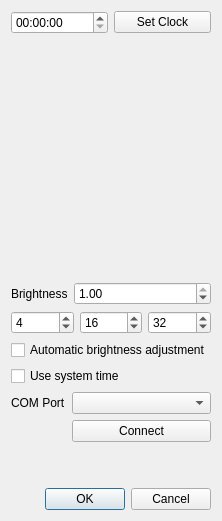
Qt form Software/PyClockSetup/pyclocksetup.ui (kuellenberg/7-Segment-RGB-Clock) before a commit.
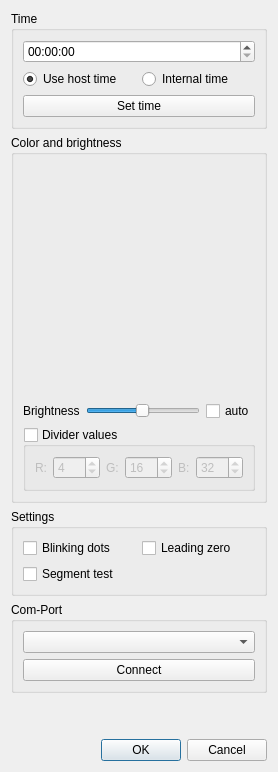
The same form after that commit. Custom widgets are drawn as their Qt base class.

```diff
--- a/Software/PyClockSetup/pyclocksetup.ui
+++ b/Software/PyClockSetup/pyclocksetup.ui
@@ -6,8 +6,8 @@
    <rect>
     <x>0</x>
     <y>0</y>
-    <width>218</width>
-    <height>519</height>
+    <width>249</width>
+    <height>703</height>
    </rect>
   </property>
   <property name="minimumSize">
@@ -25,9 +25,19 @@
   <property name="windowTitle">
    <string>PyClockSetup</string>
   </property>
-  <layout class="QVBoxLayout" name="verticalLayout" stretch="0,0,0,0,0,0,0,0,1,0">
+  <layout class="QVBoxLayout" name="verticalLayout" stretch="0,0,0,0,0,0">
    <item>
-    <layout class="QHBoxLayout" name="horizontalLayout">
+    <widget class="QGroupBox" name="groupBox">
+     <property name="minimumSize">
+      <size>
+       <width>0</width>
+       <height>0</height>
+      </size>
+     </property>
+     <property name="title">
+      <string>Time</string>
+     </property>
+     <layout class="QVBoxLayout" name="verticalLayout_5">
      <item>
       <widget class="QTimeEdit" name="timeEdit">
        <property name="displayFormat">
@@ -38,15 +48,43 @@
        </property>
       </widget>
      </item>
+      <item>
+       <layout class="QHBoxLayout" name="horizontalLayout">
+        <item>
+         <widget class="QRadioButton" name="useSystemTime">
+          <property name="text">
+           <string>Use host time</string>
+          </property>
+          <property name="checked">
+           <bool>true</bool>
+          </property>
+         </widget>
+        </item>
+        <item>
+         <widget class="QRadioButton" name="useInternalTime">
+          <property name="text">
+           <string>Internal time</string>
+          </property>
+         </widget>
+        </item>
+       </layout>
+      </item>
      <item>
       <widget class="QPushButton" name="setClockButton">
        <property name="text">
-        <string>Set Clock</string>
+         <string>Set time</string>
        </property>
       </widget>
      </item>
     </layout>
+    </widget>
    </item>
+   <item>
+    <widget class="QGroupBox" name="groupBox_2">
+     <property name="title">
+      <string>Color and brightness</string>
+     </property>
+     <layout class="QVBoxLayout" name="verticalLayout_6">
    <item>
     <widget class="ColorPicker" name="cp">
      <property name="minimumSize">
@@ -62,58 +100,76 @@
    </item>
    <item>
     <widget class="QLabel" name="colorLabel">
-     <property name="sizePolicy">
-      <sizepolicy hsizetype="Preferred" vsizetype="Maximum">
-       <horstretch>0</horstretch>
-       <verstretch>0</verstretch>
-      </sizepolicy>
-     </property>
      <property name="minimumSize">
       <size>
        <width>0</width>
-       <height>30</height>
+          <height>25</height>
       </size>
      </property>
      <property name="text">
       <string/>
      </property>
-     <property name="alignment">
-      <set>Qt::AlignLeading|Qt::AlignLeft|Qt::AlignVCenter</set>
-     </property>
     </widget>
    </item>
    <item>
-    <layout class="QFormLayout" name="formLayout_4">
-     <item row="0" column="0">
+       <layout class="QHBoxLayout" name="horizontalLayout_6">
+        <item>
       <widget class="QLabel" name="label_2">
        <property name="text">
         <string>Brightness</string>
        </property>
       </widget>
      </item>
-     <item row="0" column="1">
-      <widget class="QDoubleSpinBox" name="brightness">
-       <property name="decimals">
-        <number>2</number>
-       </property>
+        <item>
+         <widget class="QSlider" name="brightnessSlider">
        <property name="minimum">
-        <double>0.000000000000000</double>
+           <number>1</number>
        </property>
        <property name="maximum">
-        <double>1.000000000000000</double>
-       </property>
-       <property name="singleStep">
-        <double>0.100000000000000</double>
-       </property>
-       <property name="value">
-        <double>1.000000000000000</double>
+           <number>100</number>
+          </property>
+          <property name="sliderPosition">
+           <number>50</number>
+          </property>
+          <property name="orientation">
+           <enum>Qt::Horizontal</enum>
+          </property>
+         </widget>
+        </item>
+        <item>
+         <widget class="QCheckBox" name="autoBrightness">
+          <property name="sizePolicy">
+           <sizepolicy hsizetype="Minimum" vsizetype="Fixed">
+            <horstretch>0</horstretch>
+            <verstretch>0</verstretch>
+           </sizepolicy>
+          </property>
+          <property name="text">
+           <string>auto</string>
        </property>
       </widget>
      </item>
     </layout>
    </item>
    <item>
-    <layout class="QHBoxLayout" name="horizontalLayout_2">
+       <widget class="QGroupBox" name="groupBox_5">
+        <property name="title">
+         <string>Divider values</string>
+        </property>
+        <property name="checkable">
+         <bool>true</bool>
+        </property>
+        <property name="checked">
+         <bool>false</bool>
+        </property>
+        <layout class="QHBoxLayout" name="horizontalLayout_8">
+         <item>
+          <widget class="QLabel" name="label_4">
+           <property name="text">
+            <string>R:</string>
+           </property>
+          </widget>
+         </item>
      <item>
       <widget class="QSpinBox" name="redDiv">
        <property name="minimum">
@@ -127,6 +183,13 @@
        </property>
       </widget>
      </item>
+         <item>
+          <widget class="QLabel" name="label">
+           <property name="text">
+            <string>G:</string>
+           </property>
+          </widget>
+         </item>
      <item>
       <widget class="QSpinBox" name="greenDiv">
        <property name="minimum">
@@ -140,6 +203,13 @@
        </property>
       </widget>
      </item>
+         <item>
+          <widget class="QLabel" name="label_3">
+           <property name="text">
+            <string>B:</string>
+           </property>
+          </widget>
+         </item>
      <item>
       <widget class="QSpinBox" name="blueDiv">
        <property name="minimum">
@@ -154,40 +224,51 @@
       </widget>
      </item>
     </layout>
-   </item>
-   <item>
-    <widget class="QCheckBox" name="autoBrightness">
-     <property name="sizePolicy">
-      <sizepolicy hsizetype="Minimum" vsizetype="Fixed">
-       <horstretch>0</horstretch>
-       <verstretch>0</verstretch>
-      </sizepolicy>
-     </property>
-     <property name="text">
-      <string>Automatic brightness adjustment</string>
-     </property>
-    </widget>
-   </item>
-   <item>
-    <widget class="QCheckBox" name="systemTime">
-     <property name="text">
-      <string>Use system time</string>
-     </property>
+       </widget>
+      </item>
+     </layout>
     </widget>
    </item>
    <item>
-    <layout class="QFormLayout" name="formLayout">
+    <widget class="QGroupBox" name="groupBox_3">
+     <property name="title">
+      <string>Settings</string>
+     </property>
+     <layout class="QGridLayout" name="gridLayout_3">
      <item row="0" column="0">
-      <widget class="QLabel" name="label">
+       <widget class="QCheckBox" name="blinkingDots">
        <property name="text">
-        <string>COM Port</string>
+         <string>Blinking dots</string>
        </property>
       </widget>
      </item>
      <item row="0" column="1">
+       <widget class="QCheckBox" name="leadingZero">
+        <property name="text">
+         <string>Leading zero</string>
+        </property>
+       </widget>
+      </item>
+      <item row="1" column="0">
+       <widget class="QCheckBox" name="segmentTest">
+        <property name="text">
+         <string>Segment test</string>
+        </property>
+       </widget>
+      </item>
+     </layout>
+    </widget>
+   </item>
+   <item>
+    <widget class="QGroupBox" name="groupBox_4">
+     <property name="title">
+      <string>Com-Port</string>
+     </property>
+     <layout class="QVBoxLayout" name="verticalLayout_7">
+      <item>
       <widget class="QComboBox" name="serialPorts"/>
      </item>
-     <item row="1" column="1">
+      <item>
       <widget class="QPushButton" name="connectButton">
        <property name="text">
         <string>Connect</string>
@@ -195,6 +276,7 @@
       </widget>
      </item>
     </layout>
+    </widget>
    </item>
    <item>
     <spacer name="verticalSpacer">
```
Lines whose indentation alone changed are shown as unchanged.
